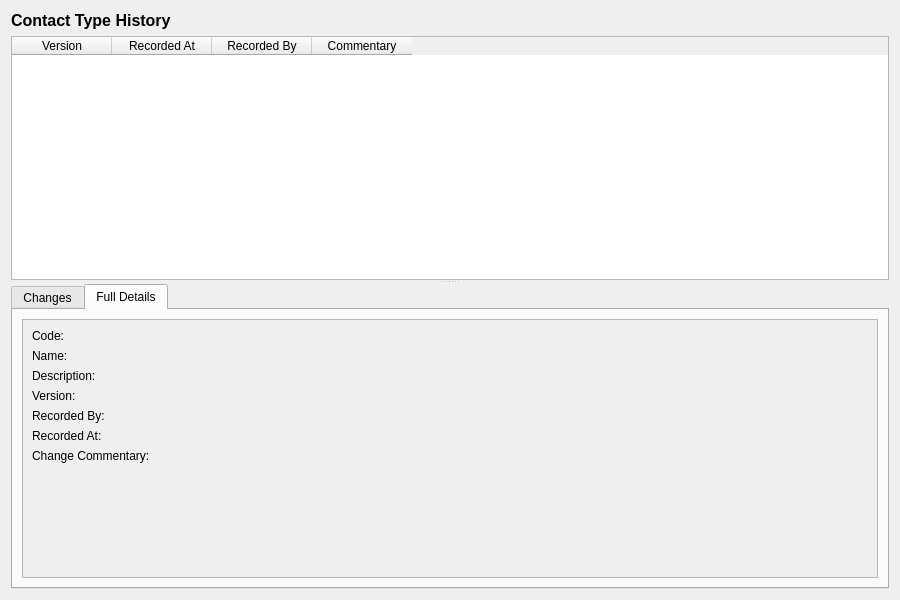
Before: the Qt Designer form projects/ores.qt/ui/ContactTypeHistoryDialog.ui in OreStudio/OreStudio, drawn with Qt 5.
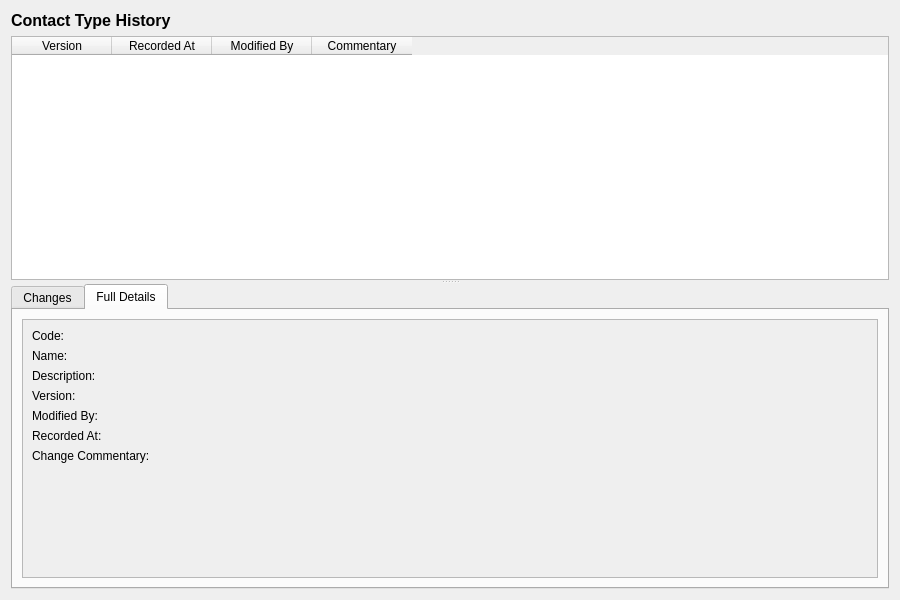
After: the same form once the commit is applied. The open tabs and pages were chosen to show the change.

Commit message: [protocol] Fix audit trail metadata: rename recorded_by, remove from wire format

The edit to the form file:
```diff
--- a/projects/ores.qt/ui/ContactTypeHistoryDialog.ui
+++ b/projects/ores.qt/ui/ContactTypeHistoryDialog.ui
@@ -63,7 +63,7 @@
       </column>
       <column>
        <property name="text">
-        <string>Recorded By</string>
+        <string>Modified By</string>
        </property>
       </column>
       <column>
@@ -211,7 +211,7 @@
                <item row="4" column="0">
                 <widget class="QLabel" name="recordedByLabel">
                  <property name="text">
-                  <string>Recorded By:</string>
+                  <string>Modified By:</string>
                  </property>
                 </widget>
                </item>
```
Left out of the diff: 4 changed lines with no effect on the pictures. The commit also changes 473 other files.
